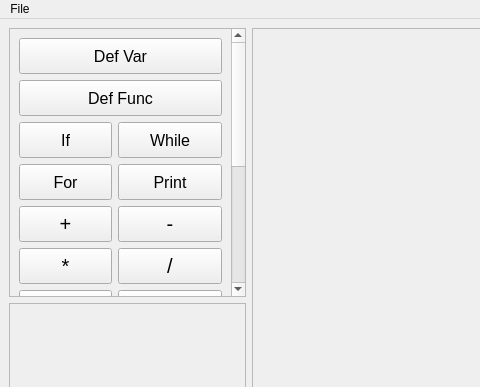
Qt form mainwindow.ui (CrescentonC/COMP2012H_19_Fall_Project) before a commit; both pictures show x 0 to 480 and y 0 to 387 of the 1207 by 818 pixel window.
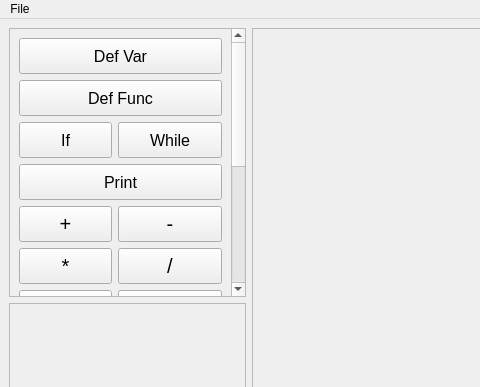
The same form after that commit.

Commit message: some ui and expected function change

Patch:
```diff
--- a/mainwindow.ui
+++ b/mainwindow.ui
@@ -43,7 +43,7 @@
         <rect>
          <x>0</x>
          <y>0</y>
-         <width>232</width>
+         <width>235</width>
          <height>69</height>
         </rect>
        </property>
@@ -155,8 +155,8 @@
         <rect>
          <x>0</x>
          <y>0</y>
-         <width>312</width>
-         <height>557</height>
+         <width>218</width>
+         <height>516</height>
         </rect>
        </property>
        <layout class="QGridLayout" name="gridLayout_2">
@@ -198,31 +198,6 @@
           </property>
          </widget>
         </item>
-        <item row="5" column="1">
-         <widget class="QPushButton" name="printButton">
-          <property name="sizePolicy">
-           <sizepolicy hsizetype="Preferred" vsizetype="Preferred">
-            <horstretch>0</horstretch>
-            <verstretch>0</verstretch>
-           </sizepolicy>
-          </property>
-          <property name="minimumSize">
-           <size>
-            <width>0</width>
-            <height>36</height>
-           </size>
-          </property>
-          <property name="font">
-           <font>
-            <family>Arial</family>
-            <pointsize>12</pointsize>
-           </font>
-          </property>
-          <property name="text">
-           <string>Print</string>
-          </property>
-         </widget>
-        </item>
         <item row="12" column="0" colspan="2">
          <widget class="QPushButton" name="startButton">
           <property name="minimumSize">
@@ -267,31 +242,6 @@
           </property>
          </widget>
         </item>
-        <item row="1" column="0" colspan="2">
-         <widget class="QPushButton" name="funcDefButton">
-          <property name="sizePolicy">
-           <sizepolicy hsizetype="Preferred" vsizetype="Preferred">
-            <horstretch>0</horstretch>
-            <verstretch>0</verstretch>
-           </sizepolicy>
-          </property>
-          <property name="minimumSize">
-           <size>
-            <width>0</width>
-            <height>36</height>
-           </size>
-          </property>
-          <property name="font">
-           <font>
-            <family>Arial</family>
-            <pointsize>12</pointsize>
-           </font>
-          </property>
-          <property name="text">
-           <string>Def Func</string>
-          </property>
-         </widget>
-        </item>
         <item row="0" column="0" colspan="2">
          <widget class="QPushButton" name="varDefButton">
           <property name="sizePolicy">
@@ -437,31 +387,6 @@
           </property>
          </widget>
         </item>
-        <item row="5" column="0">
-         <widget class="QPushButton" name="forButton">
-          <property name="sizePolicy">
-           <sizepolicy hsizetype="Preferred" vsizetype="Preferred">
-            <horstretch>0</horstretch>
-            <verstretch>0</verstretch>
-           </sizepolicy>
-          </property>
-          <property name="minimumSize">
-           <size>
-            <width>0</width>
-            <height>36</height>
-           </size>
-          </property>
-          <property name="font">
-           <font>
-            <family>Arial</family>
-            <pointsize>12</pointsize>
-           </font>
-          </property>
-          <property name="text">
-           <string>For</string>
-          </property>
-         </widget>
-        </item>
         <item row="11" column="1">
          <widget class="QPushButton" name="assignmentButton">
           <property name="minimumSize">
@@ -576,6 +501,56 @@
           </property>
          </widget>
         </item>
+        <item row="1" column="0" colspan="2">
+         <widget class="QPushButton" name="funcDefButton">
+          <property name="sizePolicy">
+           <sizepolicy hsizetype="Preferred" vsizetype="Preferred">
+            <horstretch>0</horstretch>
+            <verstretch>0</verstretch>
+           </sizepolicy>
+          </property>
+          <property name="minimumSize">
+           <size>
+            <width>0</width>
+            <height>36</height>
+           </size>
+          </property>
+          <property name="font">
+           <font>
+            <family>Arial</family>
+            <pointsize>12</pointsize>
+           </font>
+          </property>
+          <property name="text">
+           <string>Def Func</string>
+          </property>
+         </widget>
+        </item>
+        <item row="5" column="0" colspan="2">
+         <widget class="QPushButton" name="printButton">
+          <property name="sizePolicy">
+           <sizepolicy hsizetype="Preferred" vsizetype="Preferred">
+            <horstretch>0</horstretch>
+            <verstretch>0</verstretch>
+           </sizepolicy>
+          </property>
+          <property name="minimumSize">
+           <size>
+            <width>0</width>
+            <height>36</height>
+           </size>
+          </property>
+          <property name="font">
+           <font>
+            <family>Arial</family>
+            <pointsize>12</pointsize>
+           </font>
+          </property>
+          <property name="text">
+           <string>Print</string>
+          </property>
+         </widget>
+        </item>
        </layout>
       </widget>
      </widget>
@@ -602,8 +577,8 @@
         <rect>
          <x>0</x>
          <y>0</y>
-         <width>232</width>
-         <height>384</height>
+         <width>235</width>
+         <height>401</height>
         </rect>
        </property>
       </widget>
@@ -646,7 +621,7 @@
      <x>0</x>
      <y>0</y>
      <width>1207</width>
-     <height>30</height>
+     <height>23</height>
     </rect>
    </property>
    <widget class="QMenu" name="menuFile">
```
